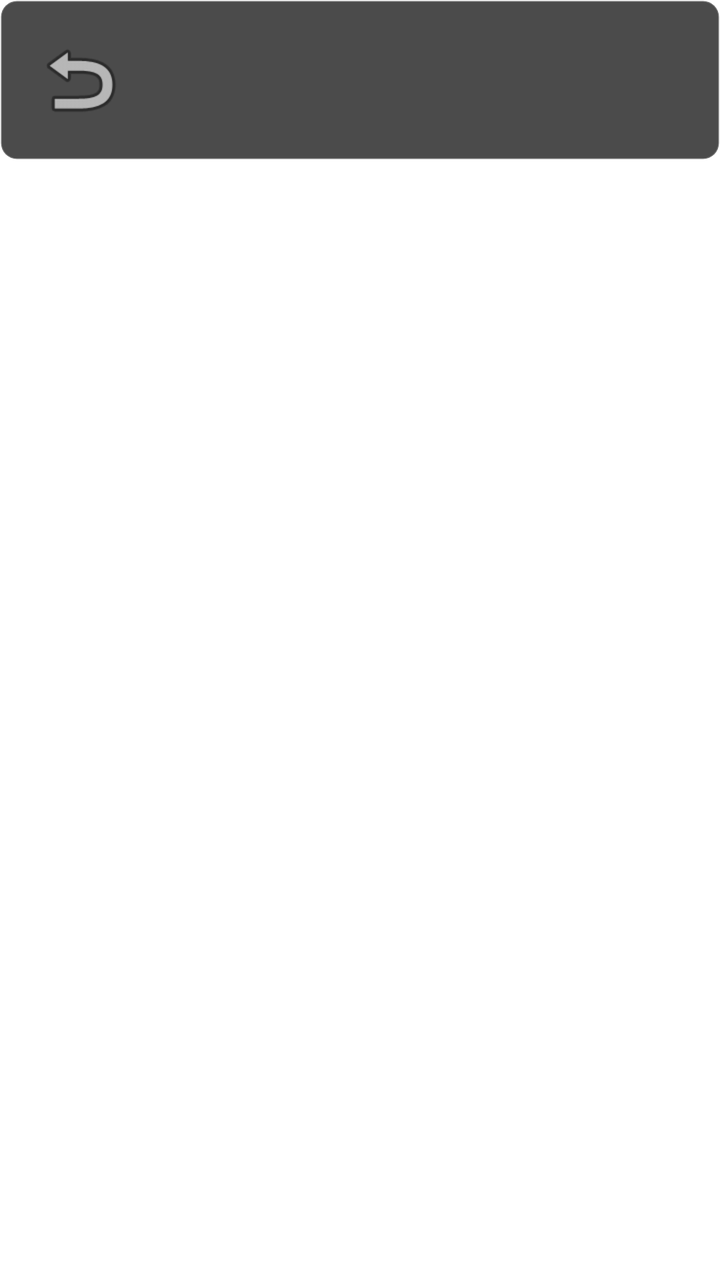
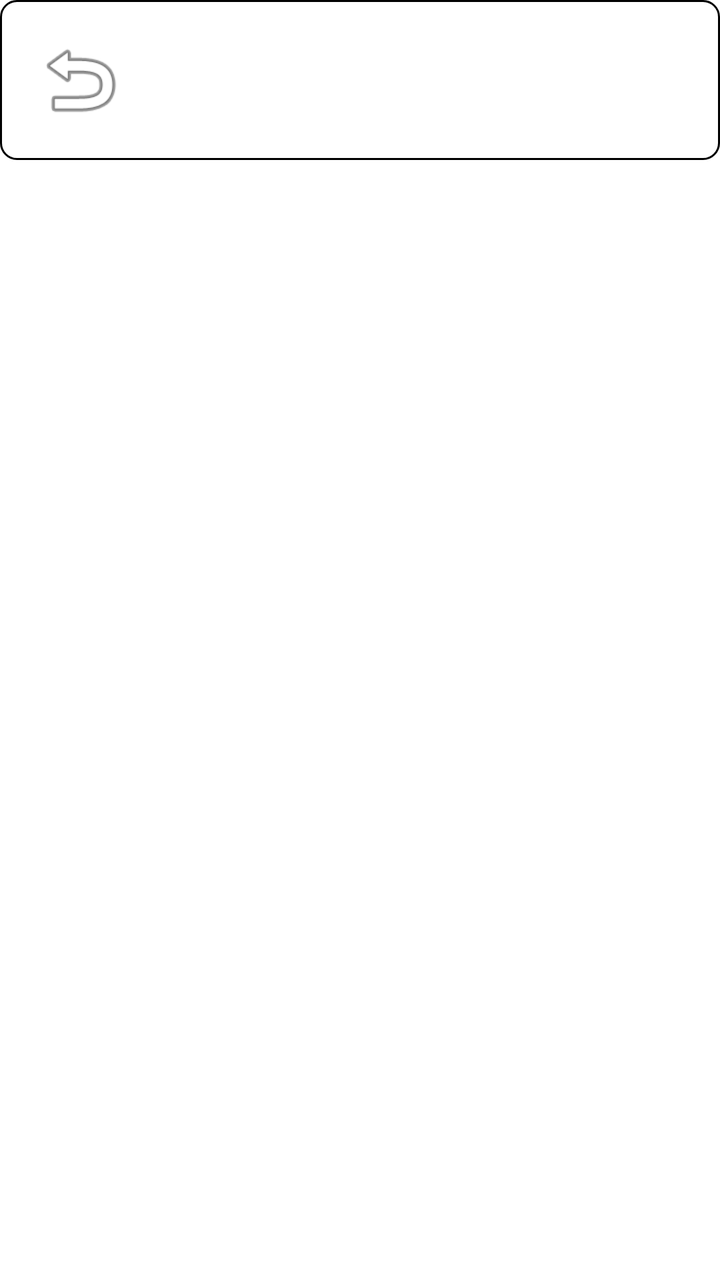

Compare the two renders of this Android layout. The source of the first and the diff that turns it into the second are given below.
<!-- AndroidManifest.xml: application theme Theme.App.Starting -->
<!-- res/layout/activity_gallery.xml -->
<?xml version="1.0" encoding="utf-8"?>
<androidx.constraintlayout.widget.ConstraintLayout xmlns:android="http://schemas.android.com/apk/res/android"
    xmlns:app="http://schemas.android.com/apk/res-auto"
    xmlns:tools="http://schemas.android.com/tools"
    android:layout_width="match_parent"
    android:layout_height="match_parent"
    android:background="?attr/colorSurface">

    <androidx.constraintlayout.widget.ConstraintLayout
        android:id="@+id/header"
        android:layout_width="match_parent"
        android:layout_height="wrap_content"
        android:background="@drawable/bg_tactical_panel"
        android:padding="16dp"
        app:layout_constraintTop_toTopOf="parent">

        <ImageButton
            android:id="@+id/btnBack"
            android:layout_width="48dp"
            android:layout_height="48dp"
            android:background="?attr/selectableItemBackgroundBorderless"
            android:contentDescription="@string/cd_back"
            android:src="@android:drawable/ic_menu_revert"
            app:layout_constraintBottom_toBottomOf="parent"
            app:layout_constraintStart_toStartOf="parent"
            app:layout_constraintTop_toTopOf="parent"
            app:tint="?attr/colorOnSurface" />

        <LinearLayout
            android:layout_width="0dp"
            android:layout_height="wrap_content"
            android:layout_marginStart="16dp"
            android:orientation="vertical"
            app:layout_constraintBottom_toBottomOf="parent"
            app:layout_constraintEnd_toEndOf="parent"
            app:layout_constraintStart_toEndOf="@id/btnBack"
            app:layout_constraintTop_toTopOf="parent">

            <TextView
                android:layout_width="wrap_content"
                android:layout_height="wrap_content"
                android:fontFamily="monospace"
                android:letterSpacing="0.1"
                android:text="@string/title_archive"
                android:textColor="?attr/colorPrimary"
                android:textSize="20sp"
                android:textStyle="bold" />

            <TextView
                android:layout_width="wrap_content"
                android:layout_height="wrap_content"
                android:alpha="0.7"
                android:fontFamily="sans-serif-condensed"
                android:letterSpacing="0.15"
                android:text="@string/subtitle_archive"
                android:textColor="?attr/colorOnSurface"
                android:textSize="11sp" />
        </LinearLayout>

    </androidx.constraintlayout.widget.ConstraintLayout>

    <androidx.recyclerview.widget.RecyclerView
        android:id="@+id/recyclerView"
        android:layout_width="match_parent"
        android:layout_height="0dp"
        android:clipToPadding="false"
        android:padding="8dp"
        android:scrollbars="vertical"
        app:layout_constraintBottom_toBottomOf="parent"
        app:layout_constraintTop_toBottomOf="@id/header"
        tools:listitem="@layout/item_gallery_image" />

    <LinearLayout
        android:id="@+id/emptyStateLayout"
        android:layout_width="wrap_content"
        android:layout_height="wrap_content"
        android:alpha="0.5"
        android:gravity="center"
        android:orientation="vertical"
        android:visibility="gone"
        app:layout_constraintBottom_toBottomOf="parent"
        app:layout_constraintEnd_toEndOf="parent"
        app:layout_constraintStart_toStartOf="parent"
        app:layout_constraintTop_toBottomOf="@id/header"
        tools:visibility="visible">

        <ImageView
            android:layout_width="64dp"
            android:layout_height="64dp"
            android:layout_marginBottom="16dp"
            android:contentDescription="@null"
            android:src="@android:drawable/ic_menu_gallery"
            app:tint="?attr/colorOnSurface" />

        <TextView
            android:id="@+id/txtEmpty"
            android:layout_width="wrap_content"
            android:layout_height="wrap_content"
            android:fontFamily="monospace"
            android:letterSpacing="0.1"
            android:text="@string/empty_gallery"
            android:textColor="?attr/colorOnSurface"
            android:textSize="16sp"
            android:textStyle="bold" />

    </LinearLayout>

</androidx.constraintlayout.widget.ConstraintLayout>
<!-- res/layout/item_gallery_image.xml (included above) -->
<?xml version="1.0" encoding="utf-8"?>
<androidx.constraintlayout.widget.ConstraintLayout xmlns:android="http://schemas.android.com/apk/res/android"
    xmlns:app="http://schemas.android.com/apk/res-auto"
    xmlns:tools="http://schemas.android.com/tools"
    android:layout_width="match_parent"
    android:layout_height="wrap_content"
    android:padding="4dp">

    <com.google.android.material.card.MaterialCardView
        android:id="@+id/cardContainer"
        android:layout_width="match_parent"
        android:layout_height="0dp"
        app:cardBackgroundColor="?attr/colorSurface"
        app:cardCornerRadius="4dp"
        app:cardElevation="0dp"
        app:layout_constraintDimensionRatio="1:1"
        app:layout_constraintEnd_toEndOf="parent"
        app:layout_constraintStart_toStartOf="parent"
        app:layout_constraintTop_toTopOf="parent"
        app:strokeColor="?attr/colorPrimary"
        app:strokeWidth="1dp">

        <androidx.constraintlayout.widget.ConstraintLayout
            android:layout_width="match_parent"
            android:layout_height="match_parent">

            <ImageView
                android:id="@+id/imgThumbnail"
                android:layout_width="match_parent"
                android:layout_height="match_parent"
                android:contentDescription="@string/cd_thumbnail"
                android:scaleType="centerCrop"
                android:src="@android:drawable/ic_menu_gallery"
                app:tint="?attr/colorSecondary"
                tools:ignore="UseAppTint" />
            <View
                android:layout_width="match_parent"
                android:layout_height="0dp"
                android:background="@drawable/bg_gradient_scrim"
                app:layout_constraintBottom_toBottomOf="parent"
                app:layout_constraintHeight_percent="0.4" />

            <View
                android:layout_width="match_parent"
                android:layout_height="match_parent"
                android:alpha="0.3"
                android:background="@drawable/bg_tactical_panel" />

            <TextView
                android:id="@+id/txtDate"
                android:layout_width="wrap_content"
                android:layout_height="wrap_content"
                android:layout_margin="8dp"
                android:fontFamily="monospace"
                android:shadowColor="#000000"
                android:shadowDx="1"
                android:shadowDy="1"
                android:shadowRadius="2"
                android:text="@string/placeholder_date"
                android:textColor="?attr/colorOnSurface"
                android:textSize="11sp"
                android:textStyle="bold"
                app:layout_constraintBottom_toBottomOf="parent"
                app:layout_constraintStart_toStartOf="parent" />

            <View
                android:layout_width="4dp"
                android:layout_height="4dp"
                android:layout_margin="8dp"
                android:background="?attr/colorPrimary"
                app:layout_constraintBottom_toBottomOf="parent"
                app:layout_constraintEnd_toEndOf="parent" />

        </androidx.constraintlayout.widget.ConstraintLayout>

    </com.google.android.material.card.MaterialCardView>

</androidx.constraintlayout.widget.ConstraintLayout>
<!-- resources referenced by this layout -->
<resources>
  <!-- drawable bg_gradient_scrim (drawable) -->
  <?xml version="1.0" encoding="utf-8"?>
  <shape xmlns:android="http://schemas.android.com/apk/res/android">
      <gradient
          android:angle="90"
          android:startColor="#CC000000"
          android:endColor="#00000000"
          android:type="linear" />
  </shape>
  <!-- drawable bg_tactical_panel (drawable) -->
  <shape xmlns:android="http://schemas.android.com/apk/res/android">
      <solid android:color="@color/panel_bg" />
      <stroke android:width="1dp" android:color="@color/border_color" />
      <corners android:radius="8dp" />
  </shape>
  <string name="cd_back">Return to Menu</string>
  <string name="cd_thumbnail">Log Thumbnail</string>
  <string name="empty_gallery">NO INTEL FOUND</string>
  <string name="placeholder_date">DEC 06</string>
  <string name="subtitle_archive">LOCAL STORAGE // CAPTURE ARCHIVE</string>
  <string name="title_archive">IMAGE ARCHIVE</string>
  <style name="Theme.App.Starting" parent="Theme.SplashScreen">
          <item name="windowSplashScreenBackground">#051413</item>
          <item name="windowSplashScreenAnimatedIcon">@mipmap/ic_launcher_foreground</item>
          <item name="postSplashScreenTheme">@style/Theme.GeoHUD</item>
      </style>
  <color name="panel_bg">#CC1E1E1E</color>
  <color name="border_color">#33FFFFFF</color>
  <style name="Theme.GeoHUD" parent="Theme.Material3.DayNight.NoActionBar">
          <item name="colorPrimary">#39C5BB</item>
          <item name="colorOnPrimary">#000000</item>
          <item name="colorPrimaryContainer">#004D46</item>
          <item name="colorOnPrimaryContainer">#B2DFDB</item>
  
          <item name="colorSecondary">#E91E63</item>
          <item name="colorOnSecondary">#FFFFFF</item>
  
          <item name="android:statusBarColor">#051413</item>
          <item name="android:windowBackground">#051413</item>
          <item name="android:navigationBarColor">#051413</item>
  
          <item name="colorSurface">#0A2120</item>
          <item name="colorOnSurface">#E0F2F1</item>
      </style>
</resources>

<!-- the commit's change to res/layout/activity_gallery.xml (unified diff, before → after) -->
@@ -2,9 +2,11 @@
 <androidx.constraintlayout.widget.ConstraintLayout xmlns:android="http://schemas.android.com/apk/res/android"
     xmlns:app="http://schemas.android.com/apk/res-auto"
     xmlns:tools="http://schemas.android.com/tools"
+    android:id="@+id/root"
     android:layout_width="match_parent"
     android:layout_height="match_parent"
-    android:background="?attr/colorSurface">
+    android:background="?attr/colorSurface"
+    tools:context=".GalleryActivity">
 
     <androidx.constraintlayout.widget.ConstraintLayout
         android:id="@+id/header"
<!-- resource entries referenced after the edit -->
@@ -10,9 +10,12 @@
           android:type="linear" />
   </shape>
   <!-- drawable bg_tactical_panel (drawable) -->
+  <?xml version="1.0" encoding="utf-8"?>
   <shape xmlns:android="http://schemas.android.com/apk/res/android">
-      <solid android:color="@color/panel_bg" />
-      <stroke android:width="1dp" android:color="@color/border_color" />
+      <solid android:color="?attr/panelBackgroundColor" />
+      <stroke
+          android:width="1dp"
+          android:color="?attr/borderColor" />
       <corners android:radius="8dp" />
   </shape>
   <string name="cd_back">Return to Menu</string>
@@ -25,10 +28,11 @@
           <item name="windowSplashScreenBackground">#051413</item>
           <item name="windowSplashScreenAnimatedIcon">@mipmap/ic_launcher_foreground</item>
           <item name="postSplashScreenTheme">@style/Theme.GeoHUD</item>
+          <item name="android:windowLightStatusBar">false</item>
       </style>
   <color name="panel_bg">#CC1E1E1E</color>
   <color name="border_color">#33FFFFFF</color>
-  <style name="Theme.GeoHUD" parent="Theme.Material3.DayNight.NoActionBar">
+  <style name="Theme.GeoHUD" parent="Theme.Material3.Dark.NoActionBar">
           <item name="colorPrimary">#39C5BB</item>
           <item name="colorOnPrimary">#000000</item>
           <item name="colorPrimaryContainer">#004D46</item>
@@ -37,12 +41,21 @@
           <item name="colorSecondary">#E91E63</item>
           <item name="colorOnSecondary">#FFFFFF</item>
   
+          <item name="colorError">@color/tactical_red</item>
+          <item name="colorOnError">@color/white</item>
+  
           <item name="android:statusBarColor">#051413</item>
           <item name="android:windowBackground">#051413</item>
           <item name="android:navigationBarColor">#051413</item>
+          <item name="android:windowLightStatusBar">false</item>
   
           <item name="colorSurface">#0A2120</item>
           <item name="colorOnSurface">#E0F2F1</item>
+  
+          <item name="panelBackgroundColor">@color/panel_bg</item>
+          <item name="borderColor">@color/border_color</item>
       </style>
+  <color name="tactical_red">#D32F2F</color>
+  <color name="white">#FFFFFFFF</color>
 </resources>
 
